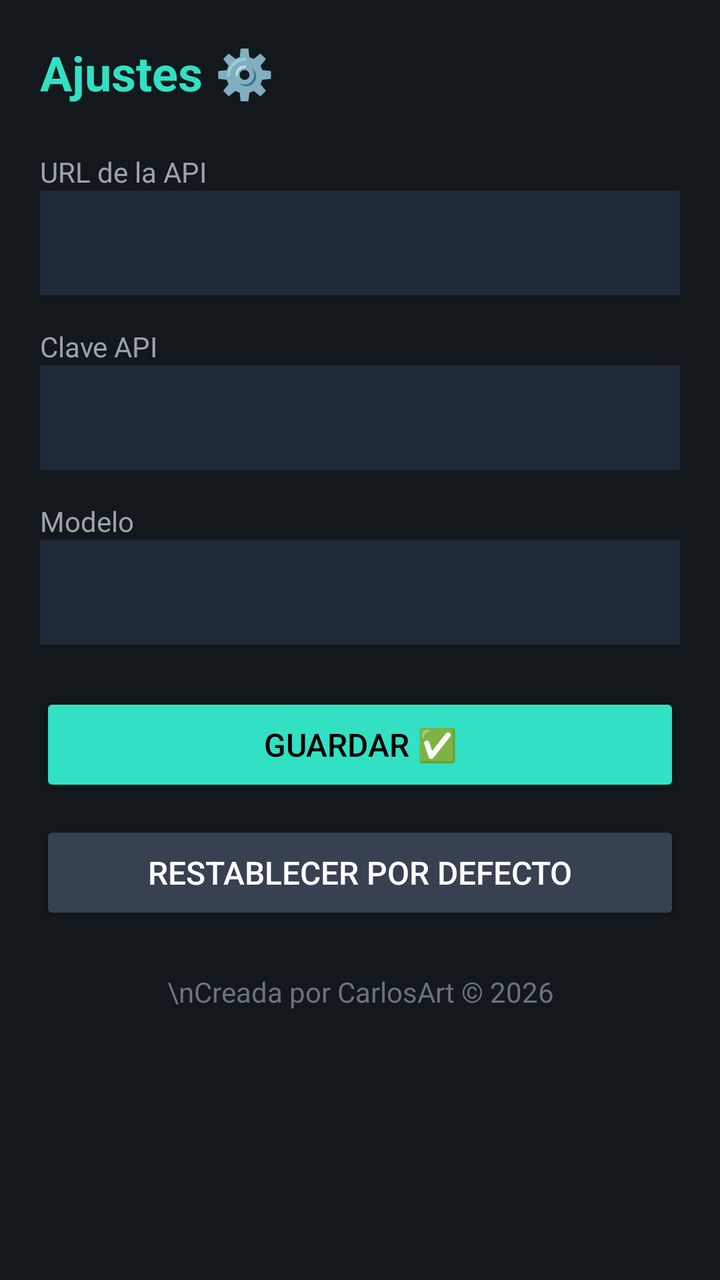
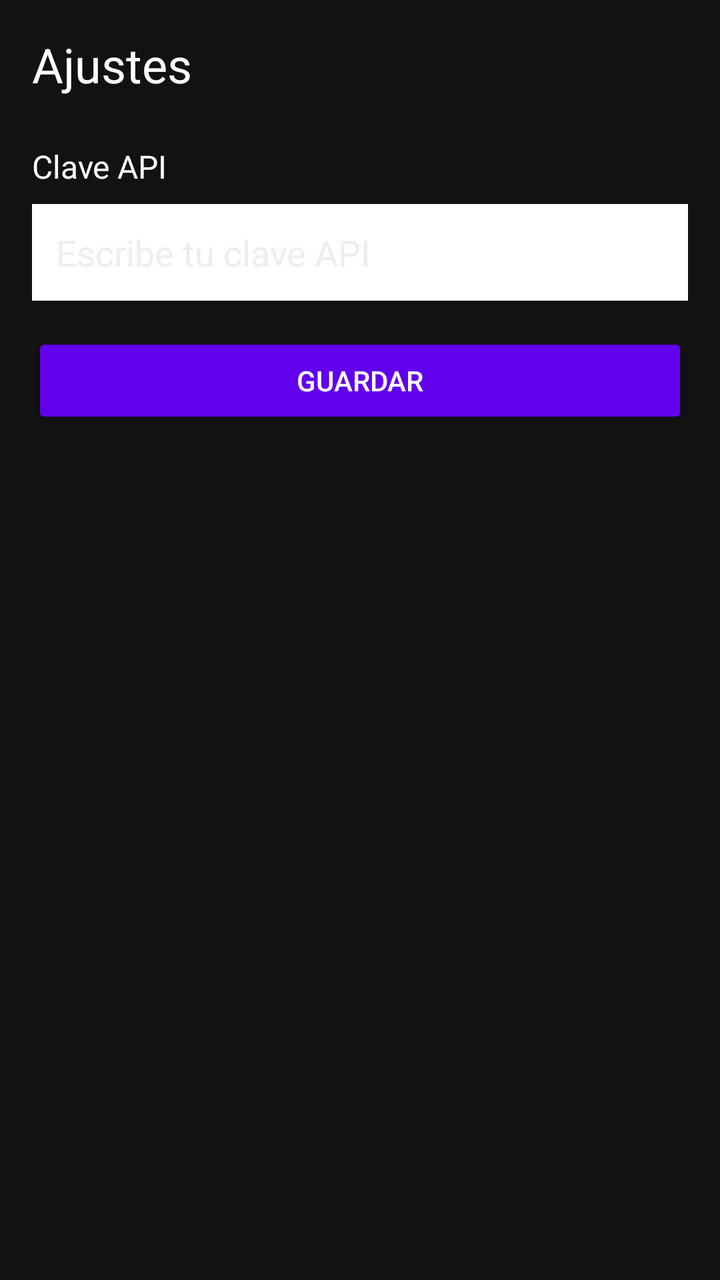

An Android layout rendered at two revisions. The XML below is the earlier revision; the diff shows what the commit changed to produce the second picture.
<!-- AndroidManifest.xml: application theme Theme.CerberusIA -->
<!-- res/layout/activity_settings.xml -->
<?xml version="1.0" encoding="utf-8"?>
<LinearLayout xmlns:android="http://schemas.android.com/apk/res/android"
    android:layout_width="match_parent"
    android:layout_height="match_parent"
    android:orientation="vertical"
    android:background="#12181B"
    android:padding="20dp">

    <TextView
        android:layout_width="match_parent"
        android:layout_height="wrap_content"
        android:text="Ajustes ⚙️"
        android:textSize="24sp"
        android:textStyle="bold"
        android:textColor="#32E0C4"
        android:layout_marginBottom="24dp"/>

    <TextView
        android:layout_width="match_parent"
        android:layout_height="wrap_content"
        android:text="URL de la API"
        android:textColor="#9CA3AF"
        android:textSize="14sp"/>

    <EditText
        android:id="@+id/et_api_url"
        android:layout_width="match_parent"
        android:layout_height="wrap_content"
        android:inputType="textUri"
        android:background="#1F2937"
        android:textColor="#FFFFFF"
        android:padding="14dp"
        android:layout_marginBottom="16dp"/>

    <TextView
        android:layout_width="match_parent"
        android:layout_height="wrap_content"
        android:text="Clave API"
        android:textColor="#9CA3AF"
        android:textSize="14sp"/>

    <EditText
        android:id="@+id/et_api_key"
        android:layout_width="match_parent"
        android:layout_height="wrap_content"
        android:inputType="textPassword"
        android:background="#1F2937"
        android:textColor="#FFFFFF"
        android:padding="14dp"
        android:layout_marginBottom="16dp"/>

    <TextView
        android:layout_width="match_parent"
        android:layout_height="wrap_content"
        android:text="Modelo"
        android:textColor="#9CA3AF"
        android:textSize="14sp"/>

    <EditText
        android:id="@+id/et_model"
        android:layout_width="match_parent"
        android:layout_height="wrap_content"
        android:inputType="text"
        android:background="#1F2937"
        android:textColor="#FFFFFF"
        android:padding="14dp"
        android:layout_marginBottom="24dp"/>

    <Button
        android:id="@+id/btn_save"
        android:layout_width="match_parent"
        android:layout_height="52dp"
        android:text="Guardar ✅"
        android:backgroundTint="#32E0C4"
        android:textColor="#000"
        android:textSize="16sp"
        android:layout_marginBottom="12dp"/>

    <Button
        android:id="@+id/btn_reset"
        android:layout_width="match_parent"
        android:layout_height="52dp"
        android:text="Restablecer por defecto"
        android:backgroundTint="#374151"
        android:textColor="#FFFFFF"
        android:textSize="16sp"/>

    <TextView
        android:layout_width="match_parent"
        android:layout_height="wrap_content"
        android:text="\nCreada por CarlosArt © 2026"
        android:textColor="#6B7280"
        android:gravity="center"
        android:layout_marginTop="24dp"/>
</LinearLayout>
<!-- resources referenced by this layout -->
<resources>
  <style name="Theme.CerberusIA" parent="Theme.Material3.Dark.NoActionBar">
          <item name="colorPrimary">@color/primary</item>
          <item name="colorOnPrimary">@color/text_dark</item>
          <item name="android:windowBackground">@color/dark_bg</item>
          <item name="android:textColorPrimary">@color/text_white</item>
      </style>
  <color name="primary">#32E0C4</color>
  <color name="text_dark">#000000</color>
  <color name="dark_bg">#12181B</color>
  <color name="text_white">#FFFFFF</color>
</resources>

<!-- the commit's change to res/layout/activity_settings.xml (unified diff, before → after) -->
@@ -3,93 +3,37 @@
     android:layout_width="match_parent"
     android:layout_height="match_parent"
     android:orientation="vertical"
-    android:background="#12181B"
-    android:padding="20dp">
+    android:padding="16dp"
+    android:background="#121212">
 
     <TextView
-        android:layout_width="match_parent"
+        android:layout_width="wrap_content"
         android:layout_height="wrap_content"
-        android:text="Ajustes ⚙️"
+        android:text="Ajustes"
         android:textSize="24sp"
-        android:textStyle="bold"
-        android:textColor="#32E0C4"
+        android:textColor="#FFFFFF"
         android:layout_marginBottom="24dp"/>
 
     <TextView
-        android:layout_width="match_parent"
-        android:layout_height="wrap_content"
-        android:text="URL de la API"
-        android:textColor="#9CA3AF"
-        android:textSize="14sp"/>
-
-    <EditText
-        android:id="@+id/et_api_url"
-        android:layout_width="match_parent"
-        android:layout_height="wrap_content"
-        android:inputType="textUri"
-        android:background="#1F2937"
-        android:textColor="#FFFFFF"
-        android:padding="14dp"
-        android:layout_marginBottom="16dp"/>
-
-    <TextView
-        android:layout_width="match_parent"
+        android:layout_width="wrap_content"
         android:layout_height="wrap_content"
         android:text="Clave API"
-        android:textColor="#9CA3AF"
-        android:textSize="14sp"/>
-
-    <EditText
-        android:id="@+id/et_api_key"
-        android:layout_width="match_parent"
-        android:layout_height="wrap_content"
-        android:inputType="textPassword"
-        android:background="#1F2937"
-        android:textColor="#FFFFFF"
-        android:padding="14dp"
-        android:layout_marginBottom="16dp"/>
-
-    <TextView
-        android:layout_width="match_parent"
-        android:layout_height="wrap_content"
-        android:text="Modelo"
-        android:textColor="#9CA3AF"
-        android:textSize="14sp"/>
-
-    <EditText
-        android:id="@+id/et_model"
-        android:layout_width="match_parent"
-        android:layout_height="wrap_content"
-        android:inputType="text"
-        android:background="#1F2937"
-        android:textColor="#FFFFFF"
-        android:padding="14dp"
-        android:layout_marginBottom="24dp"/>
-
-    <Button
-        android:id="@+id/btn_save"
-        android:layout_width="match_parent"
-        android:layout_height="52dp"
-        android:text="Guardar ✅"
-        android:backgroundTint="#32E0C4"
-        android:textColor="#000"
-        android:textSize="16sp"
-        android:layout_marginBottom="12dp"/>
-
-    <Button
-        android:id="@+id/btn_reset"
-        android:layout_width="match_parent"
-        android:layout_height="52dp"
-        android:text="Restablecer por defecto"
-        android:backgroundTint="#374151"
         android:textColor="#FFFFFF"
         android:textSize="16sp"/>
 
-    <TextView
+    <EditText
         android:layout_width="match_parent"
         android:layout_height="wrap_content"
-        android:text="\nCreada por CarlosArt © 2026"
-        android:textColor="#6B7280"
-        android:gravity="center"
-        android:layout_marginTop="24dp"/>
+        android:hint="Escribe tu clave API"
+        android:background="#FFFFFF"
+        android:padding="12dp"
+        android:layout_marginTop="8dp"
+        android:layout_marginBottom="16dp"/>
+
+    <Button
+        android:layout_width="match_parent"
+        android:layout_height="wrap_content"
+        android:text="Guardar"
+        android:backgroundTint="#6200EE"/>
+
 </LinearLayout>
